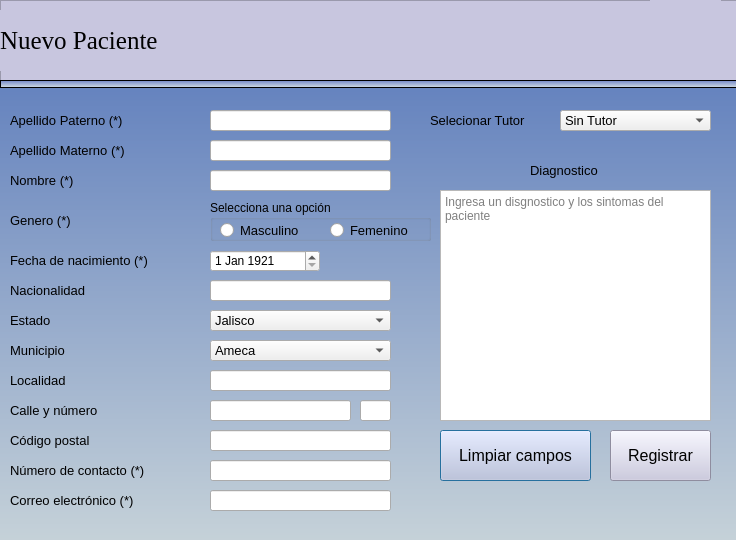
Old version of the form pythonProject/vistas/agregarPaciente.ui in the repository francisco2124/Cognidron-EEG-Version1.0.
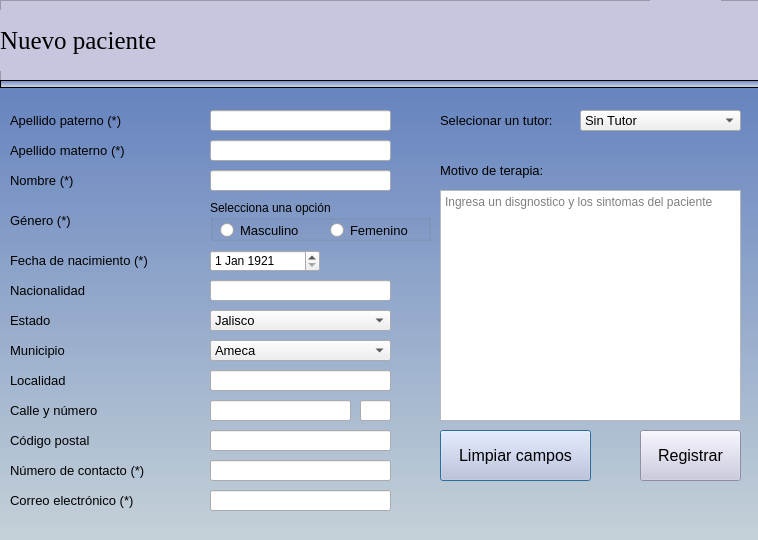
New version of the form. Icons and pictures are not drawn.

What changed in the file:
```diff
--- a/pythonProject/vistas/agregarPaciente.ui
+++ b/pythonProject/vistas/agregarPaciente.ui
@@ -6,13 +6,13 @@
    <rect>
     <x>0</x>
     <y>0</y>
-    <width>736</width>
+    <width>758</width>
     <height>540</height>
    </rect>
   </property>
   <property name="minimumSize">
    <size>
-    <width>736</width>
+    <width>758</width>
     <height>540</height>
    </size>
   </property>
@@ -46,7 +46,7 @@
     <rect>
      <x>440</x>
      <y>190</y>
-     <width>271</width>
+     <width>301</width>
      <height>231</height>
     </rect>
    </property>
@@ -57,9 +57,9 @@
   <widget class="QLabel" name="label_16">
    <property name="geometry">
     <rect>
-     <x>530</x>
+     <x>440</x>
      <y>160</y>
-     <width>91</width>
+     <width>141</width>
      <height>21</height>
     </rect>
    </property>
@@ -69,7 +69,7 @@
     </font>
    </property>
    <property name="text">
-    <string>Diagnostico</string>
+    <string>Motivo de terapia:</string>
    </property>
   </widget>
   <widget class="QLabel" name="label_7">
@@ -77,7 +77,7 @@
     <rect>
      <x>0</x>
      <y>80</y>
-     <width>741</width>
+     <width>761</width>
      <height>521</height>
     </rect>
    </property>
@@ -101,7 +101,7 @@
     <rect>
      <x>0</x>
      <y>0</y>
-     <width>741</width>
+     <width>761</width>
      <height>81</height>
     </rect>
    </property>
@@ -137,7 +137,7 @@
 font: 75 19pt &quot;Times New Roman&quot;;</string>
     </property>
     <property name="text">
-     <string>Nuevo Paciente</string>
+     <string>Nuevo paciente</string>
     </property>
    </widget>
    <widget class="QLabel" name="label_23">
@@ -167,7 +167,7 @@
     <rect>
      <x>0</x>
      <y>80</y>
-     <width>741</width>
+     <width>791</width>
      <height>8</height>
     </rect>
    </property>
@@ -213,7 +213,7 @@
   <widget class="QPushButton" name="btnRegistrar">
    <property name="geometry">
     <rect>
-     <x>610</x>
+     <x>640</x>
      <y>430</y>
      <width>101</width>
      <height>51</height>
@@ -235,9 +235,9 @@
   <widget class="QLabel" name="label_8">
    <property name="geometry">
     <rect>
-     <x>430</x>
+     <x>440</x>
      <y>110</y>
-     <width>131</width>
+     <width>161</width>
      <height>21</height>
     </rect>
    </property>
@@ -247,15 +247,15 @@
     </font>
    </property>
    <property name="text">
-    <string>Selecionar Tutor</string>
+    <string>Selecionar un tutor:</string>
    </property>
   </widget>
   <widget class="QComboBox" name="cbTutor">
    <property name="geometry">
     <rect>
-     <x>560</x>
+     <x>580</x>
      <y>110</y>
-     <width>151</width>
+     <width>161</width>
      <height>21</height>
     </rect>
    </property>
@@ -321,7 +321,7 @@
     </font>
    </property>
    <property name="text">
-    <string>Genero (*)</string>
+    <string>Género (*)</string>
    </property>
   </widget>
   <widget class="QComboBox" name="cbMunicipio">
@@ -552,7 +552,7 @@
     </font>
    </property>
    <property name="text">
-    <string>Apellido Materno (*)</string>
+    <string>Apellido materno (*)</string>
    </property>
   </widget>
   <widget class="QComboBox" name="cbEstado">
@@ -608,7 +608,7 @@
     </font>
    </property>
    <property name="text">
-    <string>Apellido Paterno (*)</string>
+    <string>Apellido paterno (*)</string>
    </property>
   </widget>
   <widget class="QLineEdit" name="leCodigoPostal">
```
